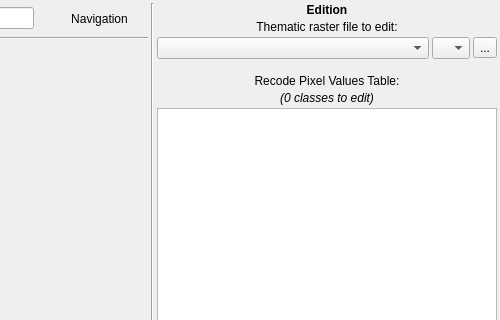
SMByC/ThRasE, file ui/main_dialog.ui: the form before one commit; both pictures show x 656 to 1156 and y 0 to 320 of the 1156 by 561 pixel window.
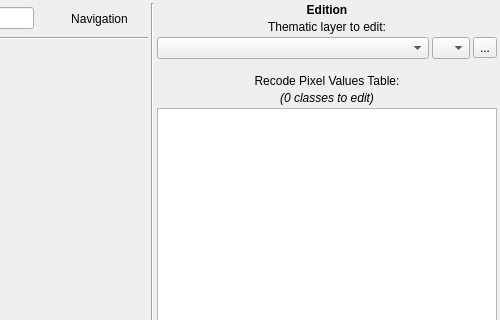
The form after the commit. Icons and pictures are not drawn. Custom widgets are drawn as their Qt base class.

What changed in the file:
```diff
--- a/ui/main_dialog.ui
+++ b/ui/main_dialog.ui
@@ -274,7 +274,7 @@
          <item>
           <widget class="QLabel" name="label_5">
            <property name="text">
-            <string>Thematic raster file to edit:</string>
+            <string>Thematic layer to edit:</string>
            </property>
            <property name="alignment">
             <set>Qt::AlignCenter</set>
```
